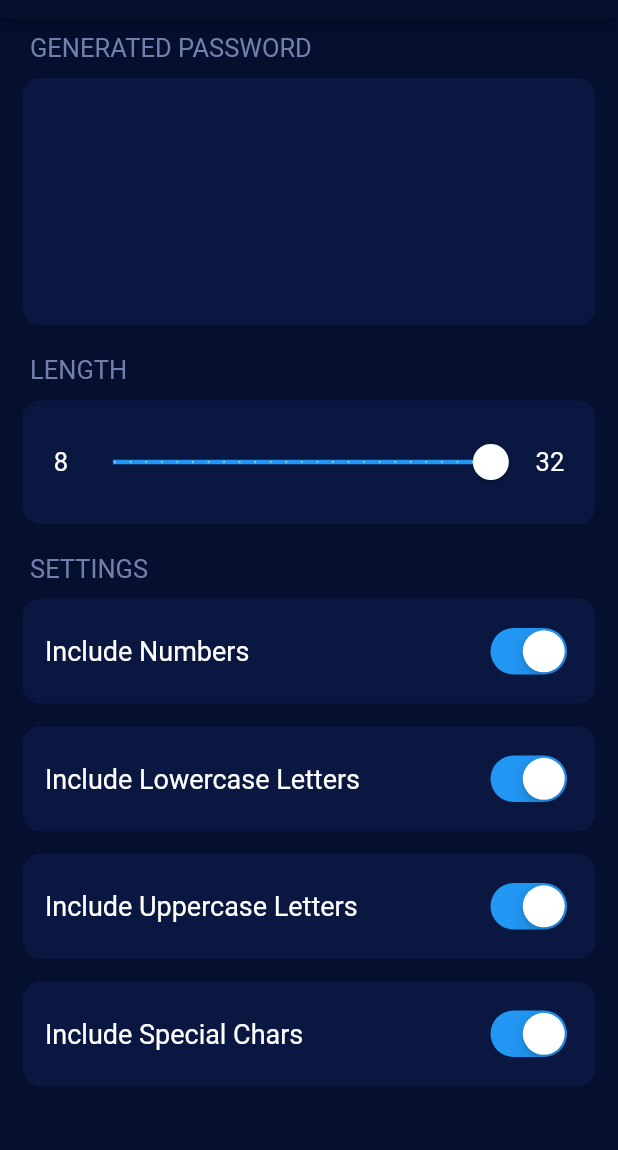
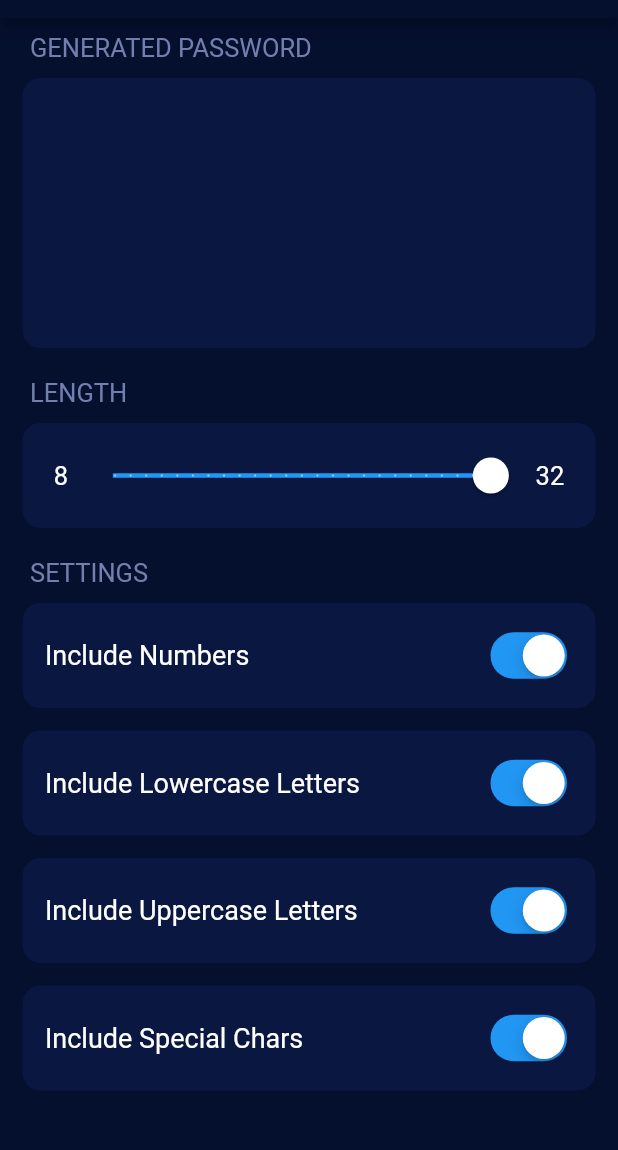
Before and after one commit to Yash-Garg/Valiant, a Flutter app: the screen it shows after launch, on a phone screen of 412 x 824 dp, the part 66-1216 px from its top. Run offline on Flutter 3.47's test engine with Material 2 defaults, Android fonts, the phone set to English and light mode, and no system bars; our stand-ins replace get, google_fonts, share; Roboto replaces fonts that are missing (Alata).

Commit message:
Use fixed height instead of mediaquery
Signed-off-by: Yash-Garg <yash.garg@outlook.in>

```diff
--- a/lib/screens/home_screen.dart
+++ b/lib/screens/home_screen.dart
@@ -55,7 +55,7 @@ class _HomeScreenState extends State<HomeScreen> {
                         ),
                         Padding(padding: EdgeInsets.all(5)),
                         Container(
-                          height: MediaQuery.of(context).size.height * 0.2,
+                          height: 180,
                           decoration: new BoxDecoration(
                             color: secondaryColor,
                             shape: BoxShape.rectangle,
@@ -81,7 +81,7 @@ class _HomeScreenState extends State<HomeScreen> {
                         ),
                         Padding(padding: EdgeInsets.all(5)),
                         Container(
-                          height: MediaQuery.of(context).size.height * 0.1,
+                          height: 70,
                           decoration: new BoxDecoration(
                             color: secondaryColor,
                             shape: BoxShape.rectangle,
```
